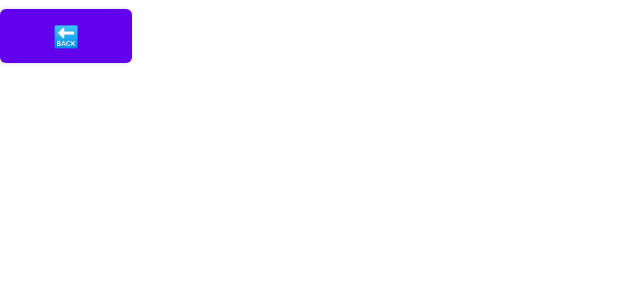
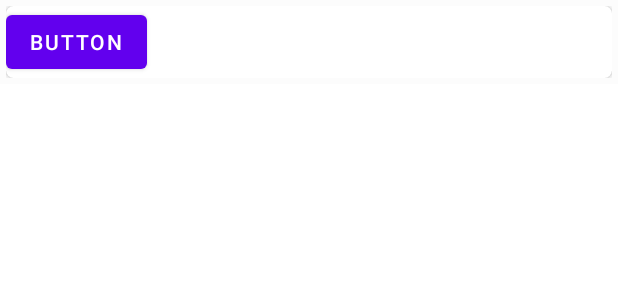
Before and after one commit to Wave6677/CarBar, an Android app: the layout minimized_layout.xml on its own in the app's theme, with its tools: preview values and no code run, on a phone screen of 412 x 824 dp. Shown: the top 300 px of the screen. Run offline under Robolectric (Android 15) with nearby library versions, the phone set to English and light mode, and no system bars.

Commit message:
Fix window layout, working on minimize function

```diff
--- a/app/src/main/res/layout/minimized_layout.xml
+++ b/app/src/main/res/layout/minimized_layout.xml
@@ -1,11 +1,23 @@
 <?xml version="1.0" encoding="utf-8"?>
-<androidx.constraintlayout.widget.ConstraintLayout xmlns:android="http://schemas.android.com/apk/res/android"
-    android:layout_width="match_parent"
-    android:layout_height="match_parent">
+<RelativeLayout xmlns:android="http://schemas.android.com/apk/res/android"
+    xmlns:app="http://schemas.android.com/apk/res-auto"
+    xmlns:tools="http://schemas.android.com/tools"
+    android:layout_width="wrap_content"
+    android:layout_height="wrap_content"
+    android:background="@color/cardview_shadow_end_color"
+    android:padding="4dp">
 
-    <Button
-        android:id="@+id/enlargeCarBar"
-        android:layout_width="wrap_content"
+    <androidx.cardview.widget.CardView
+        android:layout_width="match_parent"
         android:layout_height="wrap_content"
-        android:text="🔙" />
-</androidx.constraintlayout.widget.ConstraintLayout>
+        android:layout_centerInParent="true"
+        app:cardCornerRadius="5dp">
+
+        <Button
+            android:id="@+id/expandDong"
+            android:layout_width="wrap_content"
+            android:layout_height="wrap_content"
+            android:text="Button" />
+    </androidx.cardview.widget.CardView>
+
+</RelativeLayout>
--- /dev/null
+++ b/app/src/main/res/values/ids.xml
@@ -0,0 +1,4 @@
+<?xml version="1.0" encoding="utf-8"?>
+<resources>
+    <item name="buttonName" type="id" />
+</resources>
--- a/app/src/main/res/values/strings.xml
+++ b/app/src/main/res/values/strings.xml
@@ -12,4 +12,7 @@
     <string name="musicText">🎶</string>
     <string name="textText">🗨️</string>
     <string name="mapText">🗺️</string>
+    <string name="close_text">❌</string>
+    <string name="minimize_text">➖</string>
+    <string name="home_text">🏠</string>
 </resources>
```
Also changed, not shown: app/src/main/java/com/wave/carbar/CarBar.java (+52 -88 lines), app/src/main/java/com/wave/carbar/FirstFragment.java (+3 -8 lines), app/src/main/java/com/wave/carbar/ForegroundService.java (+1 -7 lines), app/src/main/java/com/wave/carbar/minimizedCarBar.java (+13 -48 lines), app/src/main/res/layout/carbar_window.xml (+7 -7 lines), 66 other files.
